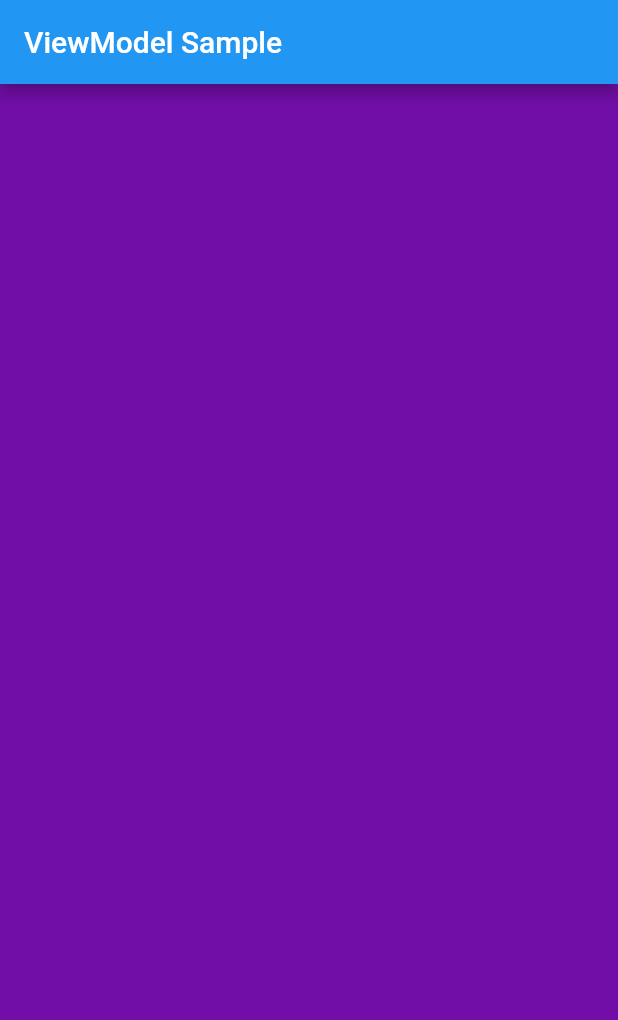
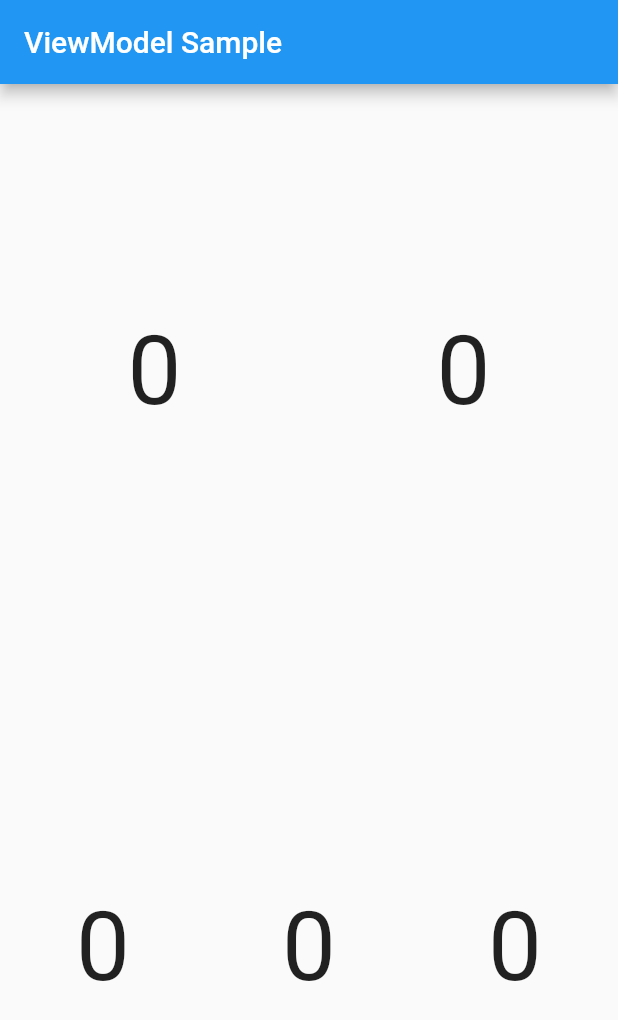
Before and after one commit to SEGVeenstra/viewmodelscope, a Flutter app: the screen it shows after launch, on a phone screen of 412 x 824 dp. Shown: the top 1020 px of the screen. Run offline on Flutter 3.47's test engine with Material 2 defaults, Android fonts, the phone set to English and light mode, and no system bars.

Commit message:
Make buildView only pass state

```diff
--- a/example/lib/main.dart
+++ b/example/lib/main.dart
@@ -7,28 +7,31 @@ void main() {
   runApp(MyApp());
 }
 
-class ColorViewModel extends ViewModel<Color> {
+class NumberViewModel extends ViewModel<int> {
   final _rng = Random();
 
-  ColorViewModel({Widget child}) : super(child: child) {
-    refreshData();
-  }
+  NumberViewModel({Widget child}) : super(child: child, initialState: 0);
 
-  refreshData() {
-    setState(Color(_rng.nextInt(0xffffff)).withAlpha(255));
+  randomNumber() {
+    setState(_rng.nextInt(10));
   }
 }
 
-class ColorWidget extends ViewModelConsumer<ColorViewModel> {
+class NumberWidget extends ViewModelConsumer<NumberViewModel, int> {
   @override
-  Widget buildView(BuildContext context, ColorViewModel viewModel) {
+  Widget buildView(BuildContext context, int state) {
     return InkWell(
         onTap: () {
-          viewModel.refreshData();
+          viewModelOf(context).randomNumber();
         },
         child: AnimatedContainer(
           duration: Duration(milliseconds: 200),
-          color: viewModel.state,
+          child: Center(
+            child: Text(
+              '$state',
+              style: TextStyle(fontSize: 64),
+            ),
+          ),
         ));
   }
 }
@@ -46,22 +49,22 @@ class MyApp extends StatelessWidget {
         appBar: AppBar(
           title: Text('ViewModel Sample'),
         ),
-        body: ColorViewModel(
+        body: NumberViewModel(
           child: Column(mainAxisSize: MainAxisSize.max, children: [
             Expanded(
               child: Row(
                 children: [
-                  Expanded(child: ColorWidget()),
-                  Expanded(child: ColorViewModel(child: ColorWidget())),
+                  Expanded(child: NumberWidget()),
+                  Expanded(child: NumberViewModel(child: NumberWidget())),
                 ],
               ),
             ),
             Expanded(
               child: Row(
                 children: [
-                  Expanded(child: ColorWidget()),
-                  Expanded(child: ColorViewModel(child: ColorWidget())),
-                  Expanded(child: ColorViewModel(child: ColorWidget())),
+                  Expanded(child: NumberWidget()),
+                  Expanded(child: NumberViewModel(child: NumberWidget())),
+                  Expanded(child: NumberWidget()),
                 ],
               ),
             )
```
Also changed, not shown: lib/src/viewmodel.dart (+8 -6 lines).
